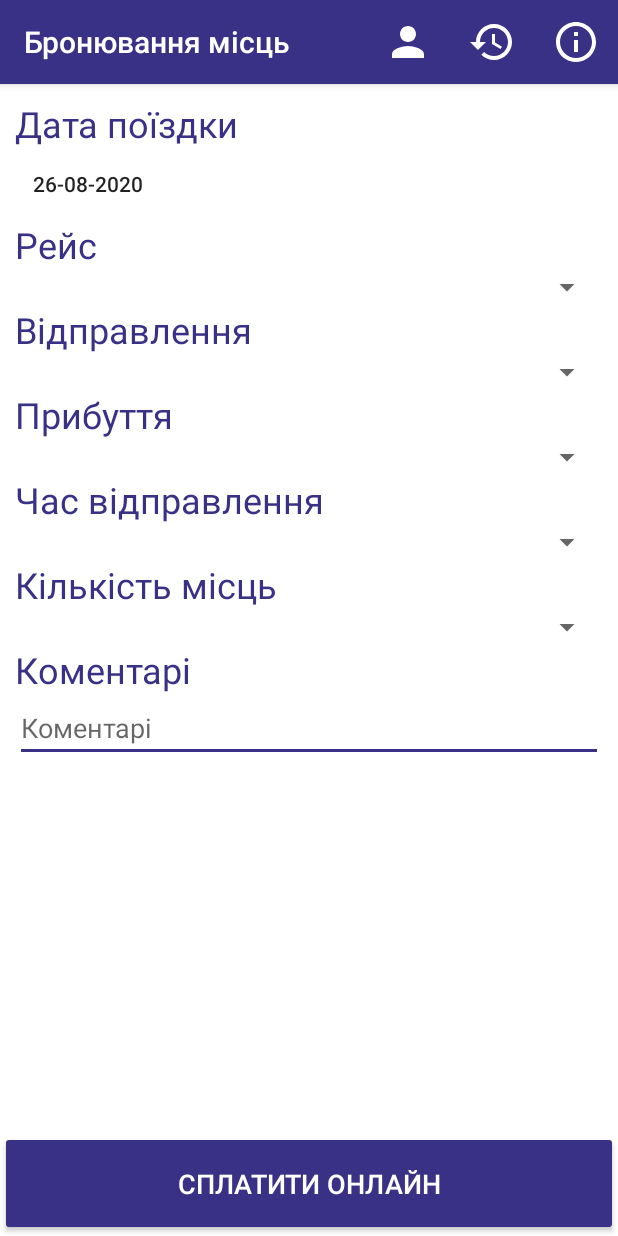
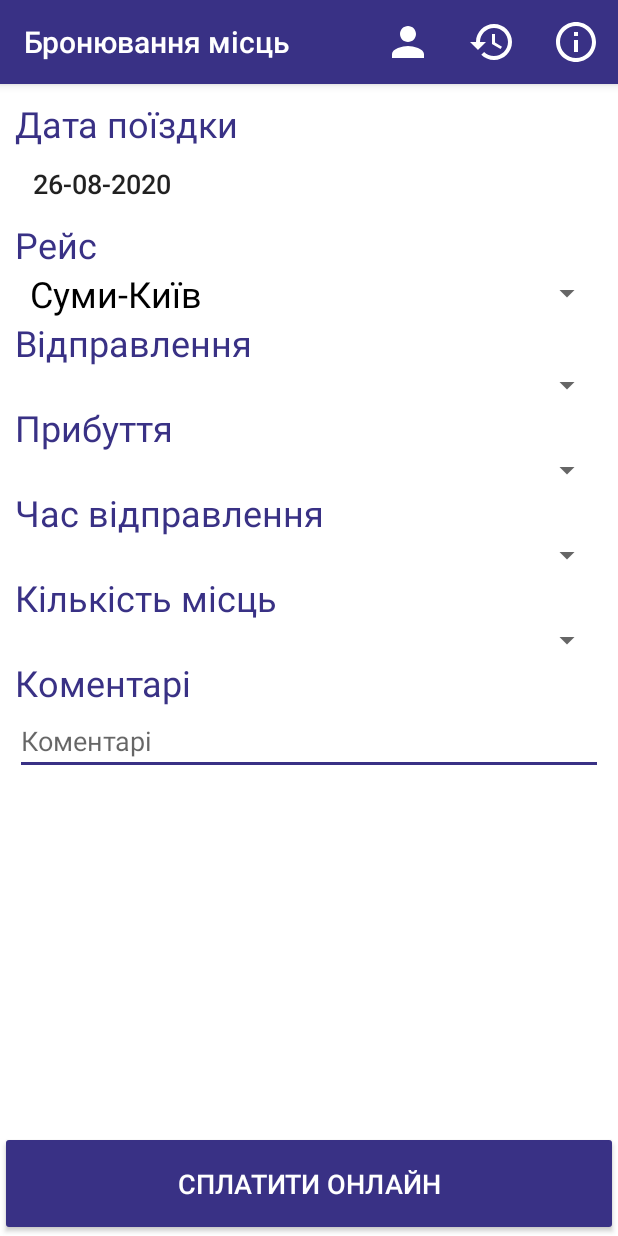
Before and after one commit to YevheniiSych/ElitExpress, an Android app: the screen it shows after launch (ReservationActivity), on a phone screen of 412 x 824 dp. Run offline under Robolectric (Android 15) with nearby library versions, the phone set to English and light mode, and no system bars.

```diff
--- a/app/build.gradle
+++ b/app/build.gradle
@@ -31,4 +31,9 @@ dependencies {
     testImplementation 'junit:junit:4.12'
     androidTestImplementation 'androidx.test.ext:junit:1.1.1'
     androidTestImplementation 'androidx.test.espresso:espresso-core:3.2.0'
+
+    implementation 'com.squareup.retrofit2:retrofit:2.4.0'
+    implementation 'com.squareup.retrofit2:converter-gson:2.4.0'
+
+
 }
--- a/app/src/main/AndroidManifest.xml
+++ b/app/src/main/AndroidManifest.xml
@@ -40,6 +40,7 @@
             </intent-filter>
         </activity>
     </application>
+
     <uses-permission android:name="android.permission.ACCESS_NETWORK_STATE" />
     <uses-permission android:name="android.permission.INTERNET" />
 
--- a/app/src/main/java/elit/express/elitexpress/Filler.java
+++ b/app/src/main/java/elit/express/elitexpress/Filler.java
@@ -4,14 +4,17 @@ import android.annotation.SuppressLint;
 import android.app.Activity;
 import android.app.DatePickerDialog;
 import android.view.View;
+import android.widget.ArrayAdapter;
 import android.widget.Button;
 import android.widget.DatePicker;
+import android.widget.Spinner;
 
 import androidx.fragment.app.DialogFragment;
 
 import java.io.FileInputStream;
 import java.text.DateFormat;
 import java.time.LocalDate;
+import java.util.ArrayList;
 import java.util.Calendar;
 import java.util.Date;
 import java.util.Locale;
@@ -66,4 +69,38 @@ class Filler {
         return new java.text.SimpleDateFormat("yyyy-MM-dd").format(new Date(calendar.getTimeInMillis()));
     }
 
+    void fillRaceSpinner(){
+
+        String[] race={"Суми-Київ","Київ-Суми"};
+        ArrayAdapter<String> raceAdapter = new ArrayAdapter<String>(activity, R.layout.row, R.id.weekofday, race);
+
+        Spinner spRace = activity.findViewById(R.id.raceSpinner);
+
+        spRace.setAdapter(raceAdapter);
+    }
+
+    String getRace(){
+        Spinner spRace = activity.findViewById(R.id.raceSpinner);
+        String race=String.valueOf(spRace.getSelectedItemId()+1);
+        return race;
+    }
+
+
+    public void fillTimesSpinner(ArrayList<Status1> arrayList){
+        ArrayList<String> departureTimeList = new ArrayList<String>();
+
+
+
+
+        for (int i = 0; i < arrayList.size(); i++) {
+
+        }
+
+
+
+//        spDepartureTime = view.findViewById(R.id.departureTimeList);
+//        ArrayAdapter<String> departureTimeAdapter = new ArrayAdapter<String>(context, R.layout.row, R.id.weekofday, departureTimeList);
+//        spDepartureTime.setAdapter(departureTimeAdapter);
+    }
+
 }
--- /dev/null
+++ b/app/src/main/java/elit/express/elitexpress/JSONPlaceHolderApi.java
@@ -0,0 +1,41 @@
+package elit.express.elitexpress;
+
+
+import java.util.ArrayList;
+import java.util.Map;
+
+import retrofit2.Call;
+import retrofit2.http.Body;
+import retrofit2.http.Field;
+import retrofit2.http.FieldMap;
+import retrofit2.http.FormUrlEncoded;
+import retrofit2.http.GET;
+import retrofit2.http.POST;
+import retrofit2.http.Query;
+
+public interface JSONPlaceHolderApi {
+
+    @FormUrlEncoded
+    @POST("/")
+    Call<ArrayList<Status1>> getStatus1(
+            @Field("status") String status,
+            @Field("app") String app,
+            @Field("marshrut_reis") String marshrut_reis,
+            @Field("data_reis") String data_reis
+    );
+    //    @POST("elit.php")
+
+//    @FormUrlEncoded
+//    @POST("/")
+//    Call<Status1> getStatus1(@Body Request1 request1);
+
+//    @POST("/history")
+//    Call<Rates7Days> getPost(
+//            @Query("start_at") String start_at,
+//            @Query("end_at") String end_at,
+//            @Query("base") String base,
+//            @Query("symbols") String symbols
+//    );
+}
+
+//https://sumy.kiev.ua/status=1&app=android&marshrut_reis=1&data_reis=2020-08-26
--- /dev/null
+++ b/app/src/main/java/elit/express/elitexpress/NetworkService.java
@@ -0,0 +1,56 @@
+package elit.express.elitexpress;
+
+import retrofit2.Retrofit;
+import retrofit2.converter.gson.GsonConverterFactory;
+
+
+public class NetworkService {
+    private static final String BASE_URL = "https://m.sumy.kiev.ua";
+//    private static final String BASE_URL = "http://192.168.0.102";
+    private static NetworkService mInstance;
+    private Retrofit mRetrofit;
+
+    private NetworkService() {
+        mRetrofit = new Retrofit.Builder()
+                .baseUrl(BASE_URL)
+                .addConverterFactory(GsonConverterFactory.create())
+                .build();
+    }
+
+    static NetworkService getInstance() {
+        if (mInstance == null) {
+            mInstance = new NetworkService();
+        }
+        return mInstance;
+    }
+
+    JSONPlaceHolderApi getJSONApi() {
+        return mRetrofit.create(JSONPlaceHolderApi.class);
+    }
+
+}
+
+//public class NetworkService {
+//    private static final String BASE_URL = "https://m.sumy.kiev.ua";
+//    private static NetworkService mInstance;
+//    private Retrofit mRetrofit;
+//
+//    private NetworkService() {
+//        mRetrofit = new Retrofit.Builder()
+//                .baseUrl(BASE_URL)
+//                .addConverterFactory(GsonConverterFactory.create())
+//                .build();
+//    }
+//
+//    static NetworkService getInstance() {
+//        if (mInstance == null) {
+//            mInstance = new NetworkService();
+//        }
+//        return mInstance;
+//    }
+//
+//    JSONPlaceHolderApi getJSONApi() {
+//        return mRetrofit.create(JSONPlaceHolderApi.class);
+//    }
+//
+//}
--- a/app/src/main/java/elit/express/elitexpress/RegistrationActivity.java
+++ b/app/src/main/java/elit/express/elitexpress/RegistrationActivity.java
@@ -77,7 +77,6 @@ public class RegistrationActivity extends AppCompatActivity {
 
         editor.putString("name",name);
         editor.putString("phone",phone);
-        editor.commit();
+        editor.apply();
     }
-
 }
--- a/app/src/main/java/elit/express/elitexpress/ReservationActivity.java
+++ b/app/src/main/java/elit/express/elitexpress/ReservationActivity.java
@@ -9,12 +9,25 @@ import android.os.Bundle;
 import android.view.Menu;
 import android.view.MenuInflater;
 import android.view.MenuItem;
+import android.view.View;
+import android.widget.Button;
+import android.widget.Toast;
 
+import java.util.ArrayList;
 import java.util.Date;
+import java.util.Map;
+
+import retrofit2.Call;
+import retrofit2.Callback;
+import retrofit2.Response;
+import retrofit2.http.Query;
+
+import static android.widget.Toast.LENGTH_LONG;
 
 public class ReservationActivity extends AppCompatActivity {
 
     Filler filler;
+    ArrayList<Status1> status1ArrayList;
 
     @Override
     protected void onCreate(Bundle savedInstanceState) {
@@ -23,6 +36,8 @@ public class ReservationActivity extends AppCompatActivity {
 
         filler=new Filler(this);
         fillInitialData();
+
+        getStatus1();
     }
 
     @Override
@@ -57,9 +72,39 @@ public class ReservationActivity extends AppCompatActivity {
         super.onBackPressed();
     }
 
+    void getStatus1(){
+        final String status="1";
+        final String app="ios";
+        final String marshrut_reis=filler.getRace();
+        final String data_reis=filler.getDate();
+
+        NetworkService.getInstance()
+                .getJSONApi()
+                .getStatus1(status,app,marshrut_reis,data_reis)
+                .enqueue(new Callback<ArrayList<Status1>>() {
+                    @Override
+                    public void onResponse(@NonNull Call<ArrayList<Status1>> call, @NonNull Response<ArrayList<Status1>> response) {
+                        status1ArrayList=response.body();
+                    }
+
+                    @Override
+                    public void onFailure(@NonNull Call<ArrayList<Status1>> call, @NonNull Throwable t) {
+                        t.printStackTrace();
+                    }
+                });
+    }
+
     void fillInitialData(){
         filler.setDate();
+        filler.fillRaceSpinner();
     }
 
+//    void getStatus1(){
+//        SendRequest sendRequest1 = new SendRequest();
+//
+//        String request1 = "app=ios" + "&status=1" + "&marshrut_reis=" + "1" + "&data_reis=" + "2020-08-27";
+//        sendRequest1.execute("https://m.sumy.kiev.ua", request1);
+////        sendRequest1.execute("http://192.168.0.102/elit.php", request1);
+//    }
 
 }
--- a/app/src/main/res/layout/activity_reservation.xml
+++ b/app/src/main/res/layout/activity_reservation.xml
@@ -25,6 +25,7 @@
             android:layout_width="match_parent"
             android:layout_height="wrap_content"
             android:textAlignment="textStart"
+            android:textSize="18sp"
             style="?android:attr/borderlessButtonStyle" />
 
 
@@ -34,7 +35,7 @@
             android:text="@string/voyage" />
 
         <Spinner
-            android:id="@+id/voyageList"
+            android:id="@+id/raceSpinner"
             style="@style/spinnerStyle"/>
 
         <TextView
@@ -43,7 +44,7 @@
             android:text="@string/departure" />
 
         <Spinner
-            android:id="@+id/departureList"
+            android:id="@+id/departureSpinner"
             style="@style/spinnerStyle"/>
 
         <TextView
@@ -89,7 +90,7 @@
     </LinearLayout>
 
     <Button
-        android:id="@+id/Pay"
+        android:id="@+id/payButton"
         android:layout_width="match_parent"
         android:layout_height="70sp"
         android:backgroundTint="@color/colorPrimary"
--- /dev/null
+++ b/app/src/main/res/layout/row.xml
@@ -0,0 +1,15 @@
+<?xml version="1.0" encoding="utf-8"?>
+<LinearLayout xmlns:android="http://schemas.android.com/apk/res/android"
+    android:layout_width="match_parent"
+    android:layout_height="wrap_content"
+    android:orientation="horizontal" >
+
+    <TextView
+        android:id="@+id/weekofday"
+        android:layout_width="wrap_content"
+        android:layout_height="wrap_content"
+        android:textSize="24sp"
+        android:textColor="@color/black"
+        android:layout_marginLeft="10dp"/>
+
+</LinearLayout>
--- a/app/src/main/res/values/colors.xml
+++ b/app/src/main/res/values/colors.xml
@@ -4,4 +4,5 @@
     <color name="colorPrimaryDark">#3700B3</color>
     <color name="colorAccent">#03DAC5</color>
     <color name="white">#FFFFFF</color>
+    <color name="black">#000000</color>
 </resources>
--- a/build.gradle
+++ b/build.gradle
@@ -9,6 +9,7 @@ buildscript {
     }
     dependencies {
         classpath 'com.android.tools.build:gradle:3.6.1'
+        classpath 'com.google.gms:google-services:4.3.3'
 
 
         // NOTE: Do not place your application dependencies here; they belong
```
Also changed, not shown: app/src/main/java/elit/express/elitexpress/SendRequest.java (added, +76 -0 lines), app/src/main/java/elit/express/elitexpress/Status1.java (added, +44 -0 lines).
